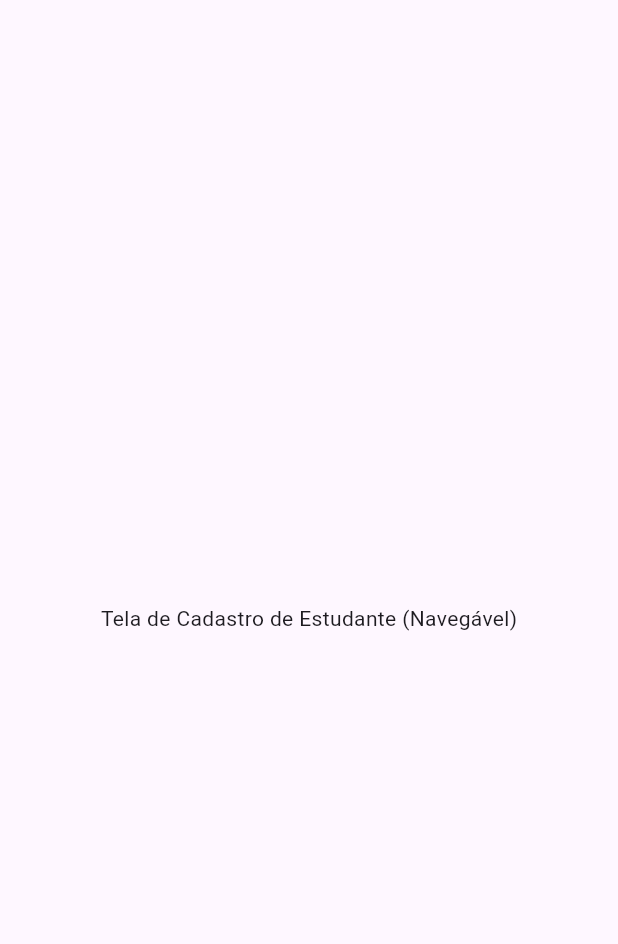
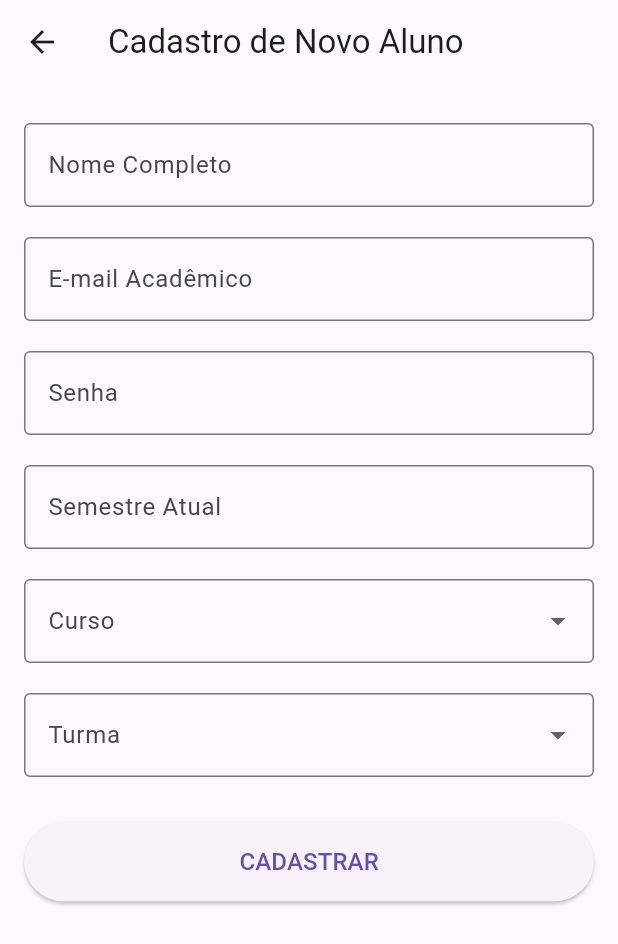
Before and after one commit to Luis-Fernando-Pereira/chamadas-catolica, a Flutter app: the screen it shows after launch, after a tap on "Cadastrar-se (Estudante)", on a phone screen of 412 x 824 dp. Shown: the top 944 px of the screen. Run offline on Flutter 3.47's test engine with Material 3 defaults, Android fonts, the phone set to English and light mode, and no system bars; our stand-ins replace flutter_card_swiper.

Commit message:
Cadastro de Aluno

```diff
--- a/appchamada/lib/main.dart
+++ b/appchamada/lib/main.dart
@@ -1,5 +1,8 @@
-import 'package:appchamada/screens/login_screen.dart';
+// lib/main.dart
+
 import 'package:flutter/material.dart';
+// Importe a sua tela de login para que possamos usá-la como tela inicial.
+import 'screens/login_screen.dart';
 
 void main() {
   runApp(const MyApp());
@@ -8,16 +11,21 @@ void main() {
 class MyApp extends StatelessWidget {
   const MyApp({super.key});
 
-  // This widget is the root of your application.
   @override
   Widget build(BuildContext context) {
     return MaterialApp(
-      title: 'Flutter Demo',
+      title: 'Católica Chamadas',
       theme: ThemeData(
-        colorScheme: ColorScheme.fromSeed(seedColor: Colors.deepPurple),
+        // O tema pode ser ajustado para combinar com o design que vocês definirem.
+        // Vamos usar o tema padrão azul por enquanto.
+        primarySwatch: Colors.blue,
+        // Usando bordas nos campos de texto para combinar com a LoginScreen
+        inputDecorationTheme: const InputDecorationTheme(
+          border: OutlineInputBorder(),
+        ),
       ),
+      // A 'home' é a primeira tela a ser exibida. Deve ser a LoginScreen.
       home: const LoginScreen(),
-      debugShowCheckedModeBanner: false,
     );
   }
 }
--- a/appchamada/lib/model/class_room.dart
+++ b/appchamada/lib/model/class_model.dart
@@ -1,6 +1,6 @@
 // lib/model/class_room.dart
 
-class ClassRoom {
+class ClassModel {
   final int? _id;
 
   String? name;
@@ -8,7 +8,7 @@ class ClassRoom {
   String? latitude;
   String? longitude;
 
-  ClassRoom({required int id, this.name, this.latitude, this.longitude})
+  ClassModel({required int id, this.name, this.latitude, this.longitude})
     : _id = id;
 
   int? get id => _id;
--- a/appchamada/lib/model/student.dart
+++ b/appchamada/lib/model/student.dart
@@ -2,13 +2,14 @@
 
 import 'user.dart';
 import 'course.dart';
-import 'assigned_class.dart';
+import 'class_model.dart';
+import 'user_type.dart';
 
 // import 'roll_call.dart';
 
 class Student extends User {
   Course? course;
-  AssignedClass? assignedClass;
+  ClassModel? assignedClass;
   int? semester;
 
   Student({
@@ -19,6 +20,7 @@ class Student extends User {
     String? password,
     bool? isOnline,
     String? token,
+    UserType? userType,
 
     // O UserType de um Student será sempre UserType.STUDENT
     // Poderíamos fixar isso aqui, se quiséssemos.
@@ -33,7 +35,7 @@ class Student extends User {
          password: password,
          isOnline: isOnline,
          token: token,
-         // userType: UserType.STUDENT, // Atribuição fixa do tipo de usuário
+         userType: userType,
        );
 
   /*
--- a/appchamada/lib/screens/login_screen.dart
+++ b/appchamada/lib/screens/login_screen.dart
@@ -1,7 +1,7 @@
 import 'package:appchamada/model/user.dart';
 import 'package:appchamada/model/user_type.dart';
 import 'package:appchamada/screens/dashboard_screen.dart';
-import 'package:appchamada/screens/registration_screen.dart';
+import 'package:appchamada/screens/student_registration_screen.dart';
 import 'package:flutter/material.dart';
 
 class LoginScreen extends StatefulWidget {
@@ -23,16 +23,20 @@ class _LoginScreenState extends State<LoginScreen> {
     // Apenas verifica se os campos não estão vazios para permitir a navegação.
 
     if (username.isNotEmpty && password.isNotEmpty) {
-        User user = User.idOnly(id:1);
-        user.userType = UserType.STUDENT;
+      User user = User.idOnly(id: 1);
+      user.userType = UserType.STUDENT;
 
-        Navigator.of(context).pushReplacement(
-            MaterialPageRoute(builder: (context) => DashboardScreen(loggedInUser: user,)),
-        );
+      Navigator.of(context).pushReplacement(
+        MaterialPageRoute(
+          builder: (context) => DashboardScreen(loggedInUser: user),
+        ),
+      );
     } else {
       // Feedback visual simples para simulação
       ScaffoldMessenger.of(context).showSnackBar(
-        const SnackBar(content: Text('Insira usuário e senha para simular login.')),
+        const SnackBar(
+          content: Text('Insira usuário e senha para simular login.'),
+        ),
       );
     }
   }
@@ -40,7 +44,9 @@ class _LoginScreenState extends State<LoginScreen> {
   void _goToRegistration() {
     // Navegação para a tela de cadastro de estudante
     Navigator.of(context).push(
-        MaterialPageRoute(builder: (context) => const RegistrationScreen()),
+      MaterialPageRoute(
+        builder: (context) => const StudentRegistrationScreen(),
+      ),
     );
   }
 
--- /dev/null
+++ b/appchamada/lib/screens/student_registration_screen.dart
@@ -0,0 +1,212 @@
+// lib/screens/registration_screen.dart
+
+import 'package:flutter/material.dart';
+
+// Importando os modelos necessários
+import '../model/student.dart';
+import '../model/course.dart';
+import '../model/class_model.dart';
+import '../model/user_type.dart';
+
+// O nome da classe é RegistrationScreen para combinar com o que a LoginScreen espera
+class StudentRegistrationScreen extends StatefulWidget {
+  const StudentRegistrationScreen({super.key});
+
+  @override
+  State<StudentRegistrationScreen> createState() => _RegistrationScreenState();
+}
+
+class _RegistrationScreenState extends State<StudentRegistrationScreen> {
+  final _formKey = GlobalKey<FormState>();
+
+  final _nameController = TextEditingController();
+  final _emailController = TextEditingController();
+  final _passwordController = TextEditingController();
+  final _semesterController = TextEditingController();
+
+  Course? _selectedCourse;
+  ClassModel? _selectedClass;
+
+  // --- DADOS SIMULADOS (MOCK) ---
+  final List<Course> _courses = [
+    Course(id: 1, name: 'Engenharia de Software'),
+    Course(id: 2, name: 'Ciência da Computação'),
+    Course(id: 3, name: 'Sistemas de Informação'),
+  ];
+
+  final List<ClassModel> _classes = [
+    ClassModel(id: 101, name: 'Turma 2025/1'),
+    ClassModel(id: 102, name: 'Turma 2025/2'),
+  ];
+
+  @override
+  void dispose() {
+    _nameController.dispose();
+    _emailController.dispose();
+    _passwordController.dispose();
+    _semesterController.dispose();
+    super.dispose();
+  }
+
+  void _submitForm() {
+    if (_formKey.currentState!.validate()) {
+      final newStudent = Student(
+        id: DateTime.now().millisecondsSinceEpoch,
+        name: _nameController.text,
+        email: _emailController.text,
+        username:
+            _emailController.text, // Usando email como username por padrão
+        password: _passwordController.text,
+        semester: int.tryParse(_semesterController.text) ?? 1,
+        course: _selectedCourse,
+        assignedClass: _selectedClass,
+        userType: UserType.STUDENT,
+        isOnline: false,
+      );
+
+      // TODO: Salvar o 'newStudent' no banco de dados.
+
+      ScaffoldMessenger.of(context).showSnackBar(
+        SnackBar(
+          content: Text('Aluno "${newStudent.name}" cadastrado com sucesso!'),
+          backgroundColor: Colors.green,
+        ),
+      );
+
+      // Volta para a tela anterior (Login) após o sucesso.
+      Navigator.of(context).pop();
+    }
+  }
+
+  @override
+  Widget build(BuildContext context) {
+    return Scaffold(
+      appBar: AppBar(title: const Text('Cadastro de Novo Aluno')),
+      body: Form(
+        key: _formKey,
+        child: SingleChildScrollView(
+          padding: const EdgeInsets.all(16.0),
+          child: Column(
+            crossAxisAlignment: CrossAxisAlignment.stretch,
+            children: <Widget>[
+              const SizedBox(height: 10),
+              // --- CAMPO NOME ---
+              TextFormField(
+                controller: _nameController,
+                // Estilo consistente com a tela de Login
+                decoration: const InputDecoration(
+                  labelText: 'Nome Completo',
+                  border: OutlineInputBorder(),
+                ),
+                validator: (value) => (value == null || value.trim().isEmpty)
+                    ? 'O nome é obrigatório.'
+                    : null,
+              ),
+              const SizedBox(height: 20),
+
+              // --- CAMPO E-MAIL ---
+              TextFormField(
+                controller: _emailController,
+                decoration: const InputDecoration(
+                  labelText: 'E-mail Acadêmico',
+                  border: OutlineInputBorder(),
+                ),
+                keyboardType: TextInputType.emailAddress,
+                validator: (value) => (value == null || !value.contains('@'))
+                    ? 'Insira um e-mail válido.'
+                    : null,
+              ),
+              const SizedBox(height: 20),
+
+              // --- CAMPO SENHA ---
+              TextFormField(
+                controller: _passwordController,
+                decoration: const InputDecoration(
+                  labelText: 'Senha',
+                  border: OutlineInputBorder(),
+                ),
+                obscureText: true,
+                validator: (value) => (value == null || value.length < 6)
+                    ? 'A senha deve ter no mínimo 6 caracteres.'
+                    : null,
+              ),
+              const SizedBox(height: 20),
+
+              // --- CAMPO SEMESTRE ---
+              TextFormField(
+                controller: _semesterController,
+                decoration: const InputDecoration(
+                  labelText: 'Semestre Atual',
+                  border: OutlineInputBorder(),
+                ),
+                keyboardType: TextInputType.number,
+                validator: (value) =>
+                    (value == null || int.tryParse(value) == null)
+                    ? 'Insira um número válido.'
+                    : null,
+              ),
+              const SizedBox(height: 20),
+
+              // --- DROPDOWN CURSO ---
+              DropdownButtonFormField<Course>(
+                value: _selectedCourse,
+                decoration: const InputDecoration(
+                  labelText: 'Curso',
+                  border: OutlineInputBorder(),
+                ),
+                items: _courses
+                    .map(
+                      (course) => DropdownMenuItem(
+                        value: course,
+                        child: Text(course.name!),
+                      ),
+                    )
+                    .toList(),
+                onChanged: (value) => setState(() => _selectedCourse = value),
+                validator: (value) =>
+                    value == null ? 'Selecione um curso.' : null,
+              ),
+              const SizedBox(height: 20),
+
+              // --- DROPDOWN TURMA ---
+              DropdownButtonFormField<ClassModel>(
+                value: _selectedClass,
+                decoration: const InputDecoration(
+                  labelText: 'Turma',
+                  border: OutlineInputBorder(),
+                ),
+                items: _classes
+                    .map(
+                      (turma) => DropdownMenuItem(
+                        value: turma,
+                        child: Text(turma.name!),
+                      ),
+                    )
+                    .toList(),
+                onChanged: (value) => setState(() => _selectedClass = value),
+                validator: (value) =>
+                    value == null ? 'Selecione uma turma.' : null,
+              ),
+              const SizedBox(height: 30),
+
+              // --- BOTÃO DE SUBMISSÃO ---
+              SizedBox(
+                width: double.infinity,
+                child: ElevatedButton(
+                  onPressed: _submitForm,
+                  style: ElevatedButton.styleFrom(
+                    padding: const EdgeInsets.symmetric(vertical: 15),
+                  ),
+                  child: const Text(
+                    'CADASTRAR',
+                    style: TextStyle(fontSize: 16),
+                  ),
+                ),
+              ),
+            ],
+          ),
+        ),
+      ),
+    );
+  }
+}
```
